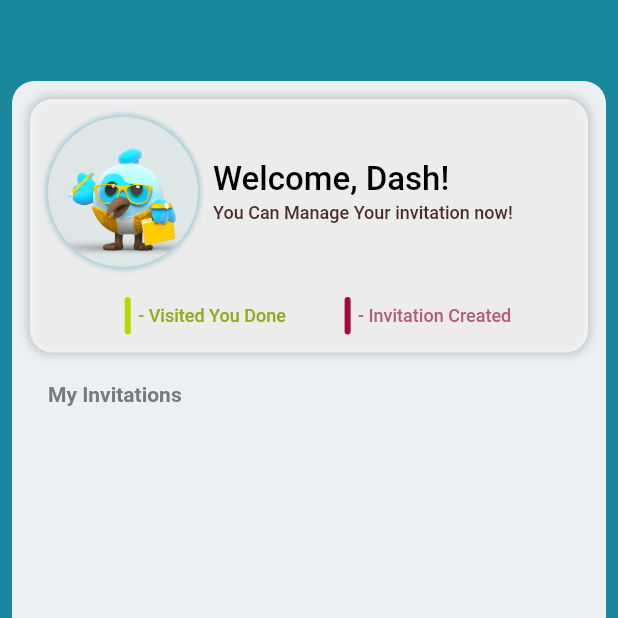
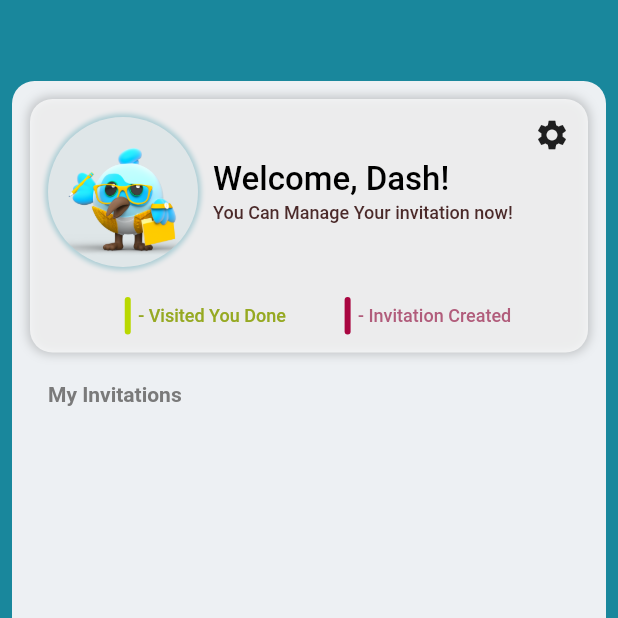
Before and after one commit to feras-alhazmi/invitations_manager_app, a Flutter app: the screen it shows after launch, on a phone screen of 412 x 824 dp, the top half of it. Run offline on Flutter 3.47's test engine with Material 2 defaults, Android fonts, the phone set to English and light mode, and no system bars; our stand-ins replace cloud_firestore, firebase_core, font_awesome_flutter, gap, google_fonts, hexcolor and 5 more; missing offline and left inert: flutter_rounded_date_picker, xid; accounts and stored records are empty; Roboto replaces fonts that are missing (Ubuntu).

```diff
--- a/lib/screens/Invitation_screen.dart
+++ b/lib/screens/Invitation_screen.dart
@@ -35,7 +35,9 @@ class _InvitationScreenState extends State<InvitationScreen> {
                     ),
                   ],
                 ),
-                child: Column(
+                child: Stack(
+                  children: [
+                    Column(
                       children: [
                         Padding(
                           padding: const EdgeInsets.fromLTRB(12, 12, 12, 0),
@@ -167,6 +169,12 @@ class _InvitationScreenState extends State<InvitationScreen> {
 
                       ],
                     ),
+                    Align(
+                      alignment: Alignment.topRight,
+                      child: IconButton(onPressed: (){}, icon: const Icon(Icons.settings),),
+                    )
+                  ],
+                )
               ),
               const Gap(8),
               Padding(
```
Lines whose indentation alone changed are shown as unchanged.
